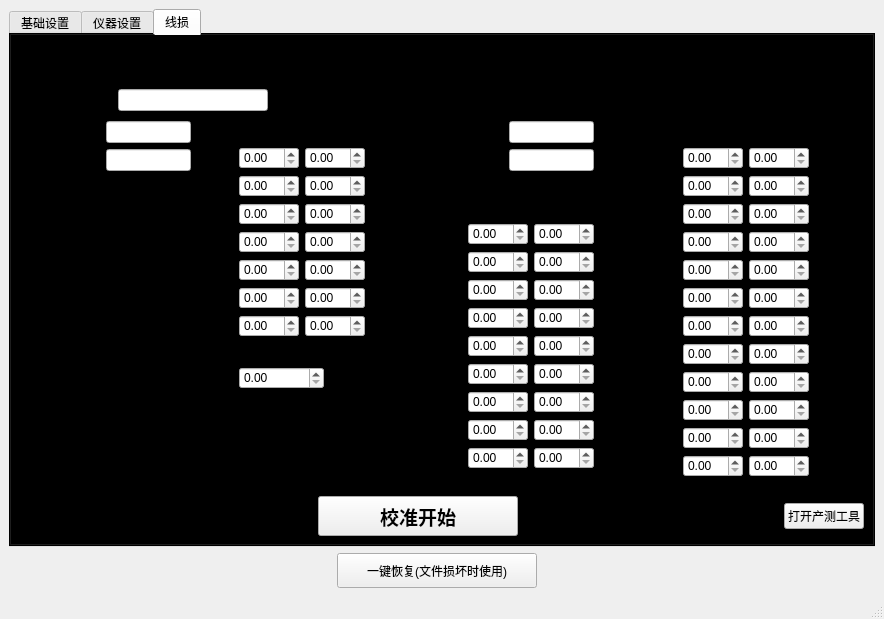
Above: Factory_set_air/factory_set.ui from LeekSir/A_setTool before the change. Below: the same form after it.
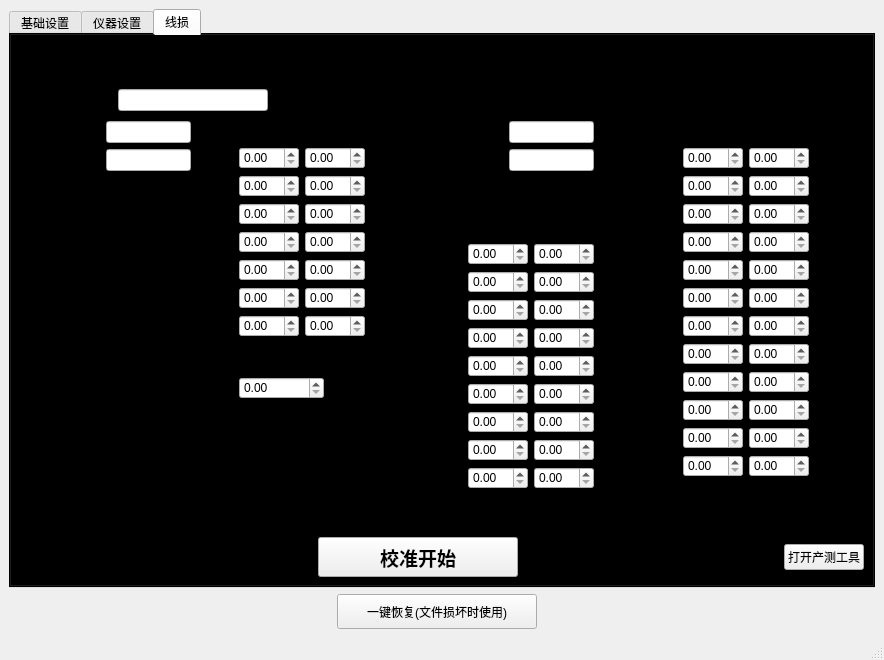
That is the form after the change. The open tabs and pages were chosen to show the change. Icons and pictures are not drawn.

The edit to the form file:
```diff
--- a/Factory_set_air/factory_set.ui
+++ b/Factory_set_air/factory_set.ui
@@ -7,7 +7,7 @@
     <x>0</x>
     <y>0</y>
     <width>884</width>
-    <height>619</height>
+    <height>660</height>
    </rect>
   </property>
   <property name="sizePolicy">
@@ -1247,9 +1247,7 @@
         <string>线损</string>
        </attribute>
        <layout class="QGridLayout" name="gridLayout_40">
-        <item row="0" column="0" colspan="5">
-         <layout class="QHBoxLayout" name="horizontalLayout_5">
-          <item>
+        <item row="0" column="0">
            <layout class="QVBoxLayout" name="verticalLayout_4">
             <item>
              <widget class="QLabel" name="label_DUT_filename">
@@ -1321,22 +1319,20 @@
             </item>
            </layout>
           </item>
-          <item>
+        <item row="0" column="1" colspan="5">
            <spacer name="horizontalSpacer_7">
             <property name="orientation">
              <enum>Qt::Horizontal</enum>
             </property>
             <property name="sizeHint" stdset="0">
              <size>
-              <width>608</width>
-              <height>20</height>
+            <width>491</width>
+            <height>58</height>
              </size>
             </property>
            </spacer>
           </item>
-         </layout>
-        </item>
-        <item row="1" column="0">
+        <item row="1" column="0" colspan="2">
          <layout class="QGridLayout" name="gridLayout_21">
           <item row="0" column="0">
            <layout class="QFormLayout" name="formLayout_2">
@@ -2240,7 +2236,7 @@
           </item>
          </layout>
         </item>
-        <item row="1" column="1">
+        <item row="1" column="2">
          <spacer name="horizontalSpacer_6">
           <property name="orientation">
            <enum>Qt::Horizontal</enum>
@@ -2253,7 +2249,7 @@
           </property>
          </spacer>
         </item>
-        <item row="1" column="2">
+        <item row="1" column="3">
          <layout class="QGridLayout" name="gridLayout_39">
           <item row="0" column="0">
            <layout class="QVBoxLayout" name="verticalLayout_9">
@@ -3151,7 +3147,7 @@
           </item>
          </layout>
         </item>
-        <item row="1" column="3">
+        <item row="1" column="4">
          <layout class="QGridLayout" name="gridLayout_17">
           <item row="0" column="2">
            <layout class="QGridLayout" name="gridLayout_16">
@@ -4244,7 +4240,7 @@
           </item>
          </layout>
         </item>
-        <item row="1" column="4">
+        <item row="1" column="5">
          <spacer name="horizontalSpacer_9">
           <property name="orientation">
            <enum>Qt::Horizontal</enum>
@@ -4257,7 +4253,7 @@
           </property>
          </spacer>
         </item>
-        <item row="2" column="0" colspan="5">
+        <item row="2" column="0" colspan="6">
          <layout class="QGridLayout" name="gridLayout_20">
           <item row="0" column="1">
            <widget class="QPushButton" name="pushButton_correct">
@@ -4330,7 +4326,7 @@
      <x>0</x>
      <y>0</y>
      <width>884</width>
-     <height>23</height>
+     <height>22</height>
     </rect>
    </property>
   </widget>
```
Lines whose indentation alone changed are shown as unchanged.
